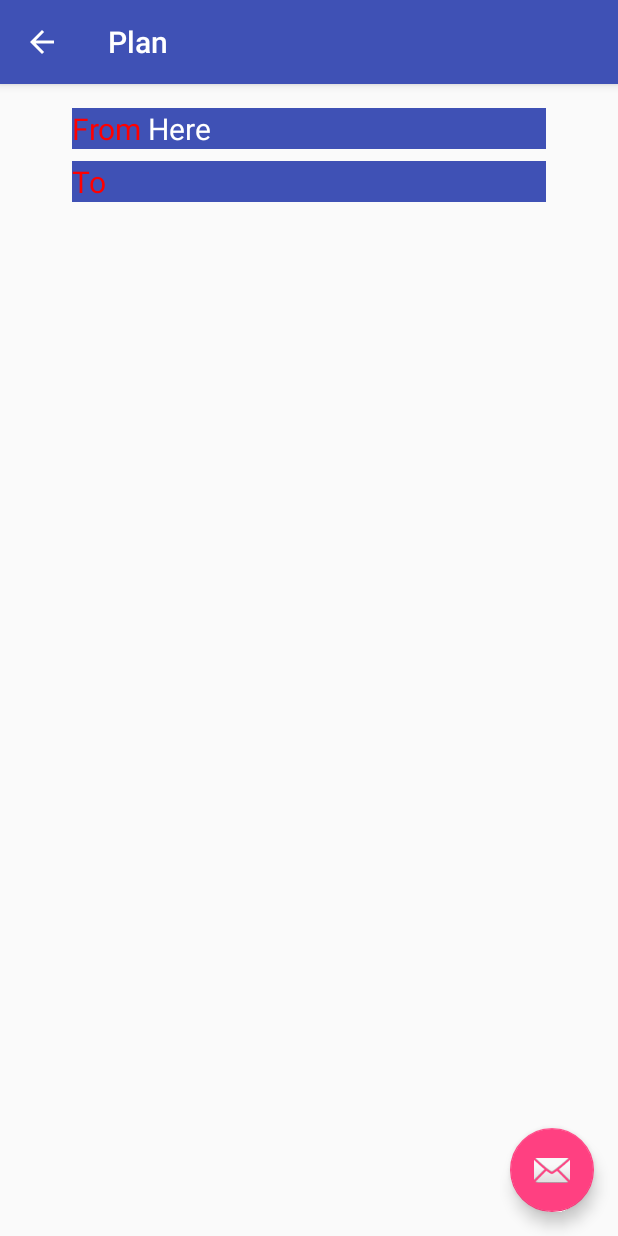
After one commit to MichaelTien8901/Capstone-Project, an Android app: the PlanningActivity screen opened directly, with no data from a screen before it, on a phone screen of 412 x 824 dp. The commit adds this screen. Run offline under Robolectric (Android 15) with nearby library versions, the phone set to English and light mode, and no system bars; our stand-ins replace ButterKnife.

Commit message:
Connect Planning Activity and PlaceActivity.

```diff
--- /dev/null
+++ b/app/src/main/java/com/ymsgsoft/michaeltien/hummingbird/PlanningActivity.java
@@ -0,0 +1,29 @@
+package com.ymsgsoft.michaeltien.hummingbird;
+
+import android.os.Bundle;
+import android.support.design.widget.FloatingActionButton;
+import android.support.design.widget.Snackbar;
+import android.support.v7.app.AppCompatActivity;
+import android.support.v7.widget.Toolbar;
+import android.view.View;
+
+public class PlanningActivity extends AppCompatActivity {
+    @Override
+    protected void onCreate(Bundle savedInstanceState) {
+        super.onCreate(savedInstanceState);
+        setContentView(R.layout.activity_planning);
+        Toolbar toolbar = (Toolbar) findViewById(R.id.toolbar);
+        setSupportActionBar(toolbar);
+
+        FloatingActionButton fab = (FloatingActionButton) findViewById(R.id.fab);
+        fab.setOnClickListener(new View.OnClickListener() {
+            @Override
+            public void onClick(View view) {
+                Snackbar.make(view, "Replace with your own action", Snackbar.LENGTH_LONG)
+                        .setAction("Action", null).show();
+            }
+        });
+        getSupportActionBar().setDisplayHomeAsUpEnabled(true);
+    }
+
+}
--- /dev/null
+++ b/app/src/main/java/com/ymsgsoft/michaeltien/hummingbird/PlanningActivityFragment.java
@@ -0,0 +1,128 @@
+package com.ymsgsoft.michaeltien.hummingbird;
+
+import android.app.Activity;
+import android.content.Intent;
+import android.os.Bundle;
+import android.support.v4.app.Fragment;
+import android.text.Html;
+import android.text.Spanned;
+import android.view.LayoutInflater;
+import android.view.View;
+import android.view.ViewGroup;
+import android.widget.TextView;
+
+import butterknife.Bind;
+import butterknife.ButterKnife;
+
+/**
+ * A placeholder fragment containing a simple view.
+ */
+public class PlanningActivityFragment extends Fragment {
+    final String PLAN_FROM_ID = "PLAN_FROM_ID";
+    final String PLAN_TO_ID = "PLAN_TO_ID";
+    private final int SEARCH_FROM_REQUEST_ID = 1;
+    private final int SEARCH_TO_REQUEST_ID = 2;
+    @Bind(R.id.fromTextView) TextView mFromTextView;
+    @Bind(R.id.toTextView) TextView mToTextView;
+    protected PlaceObject mFromObject;
+    protected PlaceObject mToObject;
+
+    @Override
+    public void onSaveInstanceState(Bundle outState) {
+        super.onSaveInstanceState(outState);
+        if ( mFromObject != null) {
+            outState.putParcelable(PLAN_FROM_ID, mFromObject);
+        }
+        if ( mToObject != null) {
+           outState.putParcelable(PLAN_TO_ID, mToObject);
+        }
+    }
+
+    public PlanningActivityFragment() {
+    }
+    private void updateSearchText()
+    {
+        String htmltext = "<html> <font size=\"24\" color=\"red\">" + getString(R.string.plan_from_title) + "</font>" + " " + mFromObject.title + "</html>";
+        Spanned sp = Html.fromHtml(htmltext);
+        mFromTextView.setText(sp);
+        htmltext = "<html> <font size=\"24\" color=\"red\">" + getString(R.string.plan_to_title) + "</font>" + " " + mToObject.title + "</html>";
+        sp = Html.fromHtml(htmltext);
+        mToTextView.setText(sp);
+    }
+
+    @Override
+    public View onCreateView(LayoutInflater inflater, ViewGroup container,
+                             Bundle savedInstanceState) {
+        View rootView = inflater.inflate(R.layout.fragment_planning, container, false);
+        ButterKnife.bind(this, rootView);
+        if (savedInstanceState != null) {
+            mFromObject = savedInstanceState.getParcelable(PLAN_FROM_ID);
+            mToObject = savedInstanceState.getParcelable(PLAN_TO_ID);
+        } else {
+            Bundle arguments = getArguments();
+            if (arguments != null && arguments.containsKey(getString(R.string.intent_plan_key_from))) {
+                final String ARG_PLAN_FROM_ID = getString(R.string.intent_plan_key_from);
+                final String ARG_PLAN_TO_ID = getString(R.string.intent_plan_key_to);
+
+                mFromObject = arguments.getParcelable(ARG_PLAN_FROM_ID);
+                mToObject = arguments.getParcelable(ARG_PLAN_TO_ID);
+            } else {
+                mFromObject = new PlaceObject();
+                mFromObject.title = getString(R.string.init_search_here);
+                mToObject = new PlaceObject();
+                mToObject.title = "";
+            }
+        }
+        updateSearchText();
+        mFromTextView.setOnClickListener(new View.OnClickListener() {
+            @Override
+            public void onClick(View v) {
+                Intent intent = new Intent(getContext(), PlaceActivity.class);
+                String searchText = mFromObject.title;
+                if ( !searchText.equals("Here")) {
+                    intent.putExtra(PlaceActivity.PLACE_TEXT, searchText);
+                }
+                startActivityForResult(intent, SEARCH_FROM_REQUEST_ID);
+            }
+        });
+        mToTextView.setOnClickListener(new View.OnClickListener() {
+            @Override
+            public void onClick(View v) {
+                Intent intent = new Intent(getContext(), PlaceActivity.class);
+                String searchText = mToObject.title;
+                if ( !searchText.equals("")) {
+                    intent.putExtra(PlaceActivity.PLACE_TEXT, searchText);
+                }
+                startActivityForResult(intent, SEARCH_TO_REQUEST_ID);
+            }
+        });
+        return rootView;
+    }
+
+    @Override
+    public void onActivityResult(int requestCode, int resultCode, Intent data) {
+        switch( requestCode ){
+            case SEARCH_FROM_REQUEST_ID:
+                if ( resultCode == Activity.RESULT_OK) {
+                    String place_id = data.getStringExtra(PlaceActivity.PLACE_ID);
+                    //String place_name = data.getStringExtra(PlaceActivity.PLACE_TEXT);
+                    CharSequence place_name = data.getCharSequenceExtra(PlaceActivity.PLACE_TEXT);
+                    mFromObject.title = (String) place_name;
+                    mFromObject.placeId = place_id;
+                    updateSearchText();
+                }
+
+                break;
+            case SEARCH_TO_REQUEST_ID:
+                if ( resultCode == Activity.RESULT_OK) {
+                    String place_id = data.getStringExtra(PlaceActivity.PLACE_ID);
+                    //String place_name = data.getStringExtra(PlaceActivity.PLACE_TEXT);
+                    CharSequence place_name = data.getCharSequenceExtra(PlaceActivity.PLACE_TEXT);
+                    mToObject.title = (String) place_name;
+                    mToObject.placeId = place_id;
+                    updateSearchText();
+                }
+                break;
+        }
+    }
+}
--- /dev/null
+++ b/app/src/main/res/layout/activity_planning.xml
@@ -0,0 +1,34 @@
+<?xml version="1.0" encoding="utf-8"?>
+<android.support.design.widget.CoordinatorLayout xmlns:android="http://schemas.android.com/apk/res/android"
+    xmlns:app="http://schemas.android.com/apk/res-auto"
+    xmlns:tools="http://schemas.android.com/tools"
+    android:layout_width="match_parent"
+    android:layout_height="match_parent"
+    android:fitsSystemWindows="true"
+    tools:context="com.ymsgsoft.michaeltien.hummingbird.PlanningActivity">
+
+    <android.support.design.widget.AppBarLayout
+        android:layout_width="match_parent"
+        android:layout_height="wrap_content"
+        android:theme="@style/AppTheme.AppBarOverlay">
+
+        <android.support.v7.widget.Toolbar
+            android:id="@+id/toolbar"
+            android:layout_width="match_parent"
+            android:layout_height="?attr/actionBarSize"
+            android:background="?attr/colorPrimary"
+            app:popupTheme="@style/AppTheme.PopupOverlay" />
+
+    </android.support.design.widget.AppBarLayout>
+
+    <include layout="@layout/content_planning" />
+
+    <android.support.design.widget.FloatingActionButton
+        android:id="@+id/fab"
+        android:layout_width="wrap_content"
+        android:layout_height="wrap_content"
+        android:layout_gravity="bottom|end"
+        android:layout_margin="@dimen/fab_margin"
+        android:src="@android:drawable/ic_dialog_email" />
+
+</android.support.design.widget.CoordinatorLayout>
--- /dev/null
+++ b/app/src/main/res/layout/fragment_planning.xml
@@ -0,0 +1,41 @@
+<RelativeLayout xmlns:android="http://schemas.android.com/apk/res/android"
+    xmlns:tools="http://schemas.android.com/tools"
+    android:layout_width="match_parent"
+    android:layout_height="match_parent"
+    android:paddingBottom="@dimen/activity_vertical_margin"
+    android:paddingLeft="@dimen/activity_horizontal_margin"
+    android:paddingRight="@dimen/activity_horizontal_margin"
+    android:paddingTop="@dimen/activity_vertical_margin"
+    tools:context="com.ymsgsoft.michaeltien.hummingbird.PlanningActivityFragment"
+    tools:showIn="@layout/activity_planning">
+
+
+    <TextView
+        android:layout_width="match_parent"
+        android:layout_height="wrap_content"
+
+        android:id="@+id/fromTextView"
+        android:layout_alignParentTop="true"
+        android:layout_centerHorizontal="true"
+        android:layout_alignParentStart="false"
+        android:layout_marginLeft="32dp"
+        android:layout_marginRight="32dp"
+        android:background="@color/colorPrimary"
+        android:textColor="#ffffff"
+        android:textSize="20dp" />
+
+    <TextView
+        android:layout_width="match_parent"
+        android:layout_height="wrap_content"
+        android:id="@+id/toTextView"
+
+        android:layout_below="@+id/fromTextView"
+        android:layout_alignParentLeft="true"
+        android:layout_alignParentStart="false"
+        android:layout_marginLeft="32dp"
+        android:layout_marginTop="8dp"
+        android:layout_marginRight="32dp"
+        android:background="@color/colorPrimary"
+        android:textColor="#ffffff"
+        android:textSize="20dp" />
+</RelativeLayout>
--- a/app/src/main/res/values/strings.xml
+++ b/app/src/main/res/values/strings.xml
@@ -10,5 +10,10 @@
     <!-- getString(String, Object...) does not support HTML tags directly, they need to be encoded first.
     Original string: <b>%1$s</b><br/><i>Place Id: %2$s</i><br/>Address: %3$s<br/>Phone: %4$s<br/>Website: %5$s-->
     <string name="place_details">&lt;b&gt;%1$s&lt;/b&gt;&lt;br/&gt;&lt;i&gt;Place Id: %2$s&lt;/i&gt;&lt;br/&gt;Address: %3$s&lt;br/&gt;Phone: %4$s&lt;br/&gt;Website: %5$s</string>
-
+    <string name="title_activity_planning">Plan</string>
+    <string name="plan_from_title"> From </string>
+    <string name="plan_to_title"> To </string>
+    <string name="intent_plan_key_from">arg_intent_key_plan_from</string>
+    <string name="intent_plan_key_to">arg_intent_key_plan_to</string>
+    <string name="init_search_here">Here</string>
 </resources>
```
Also changed, not shown: app/build.gradle (+8 -1 lines), app/src/main/AndroidManifest.xml (+12 -4 lines), app/src/main/java/com/ymsgsoft/michaeltien/hummingbird/MapsActivity.java (+8 -5 lines), app/src/main/java/com/ymsgsoft/michaeltien/hummingbird/PlaceObject.java (added, +41 -0 lines), app/src/main/res/layout/content_planning.xml (added, +10 -0 lines), app/src/main/res/menu/menu_planning.xml (added, +10 -0 lines).
